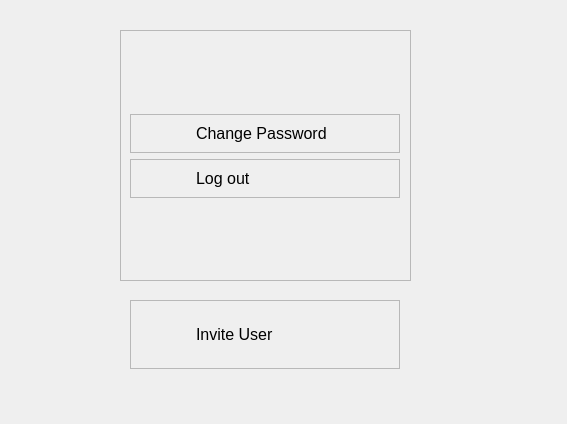
Old version of the form src/ui_design/account_management_widget.ui in the repository mikukula/SAT.
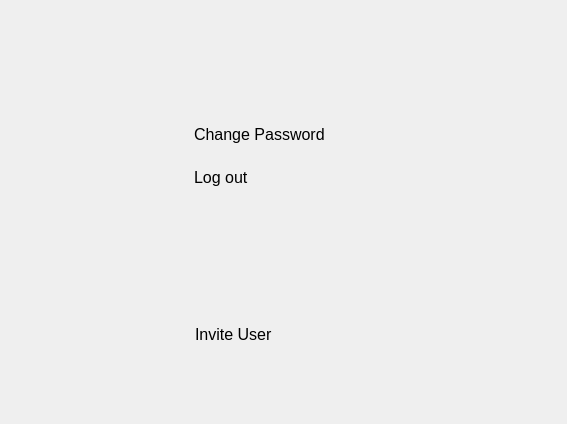
New version of the form. Icons and pictures are not drawn.

Commit message: frame borders removed

Diff of the .ui file:
```diff
--- a/src/ui_design/account_management_widget.ui
+++ b/src/ui_design/account_management_widget.ui
@@ -23,7 +23,7 @@
     </rect>
    </property>
    <property name="frameShape">
-    <enum>QFrame::StyledPanel</enum>
+    <enum>QFrame::NoFrame</enum>
    </property>
    <property name="frameShadow">
     <enum>QFrame::Raised</enum>
@@ -57,7 +57,7 @@
 }</string>
       </property>
       <property name="frameShape">
-       <enum>QFrame::StyledPanel</enum>
+       <enum>QFrame::NoFrame</enum>
       </property>
       <property name="frameShadow">
        <enum>QFrame::Raised</enum>
@@ -110,7 +110,7 @@
 }</string>
       </property>
       <property name="frameShape">
-       <enum>QFrame::StyledPanel</enum>
+       <enum>QFrame::NoFrame</enum>
       </property>
       <property name="frameShadow">
        <enum>QFrame::Raised</enum>
@@ -182,7 +182,7 @@
 }</string>
    </property>
    <property name="frameShape">
-    <enum>QFrame::StyledPanel</enum>
+    <enum>QFrame::NoFrame</enum>
    </property>
    <property name="frameShadow">
     <enum>QFrame::Raised</enum>
```
Left out of the diff: 18 changed lines with no effect on the pictures. The commit also changes 9 other files.
